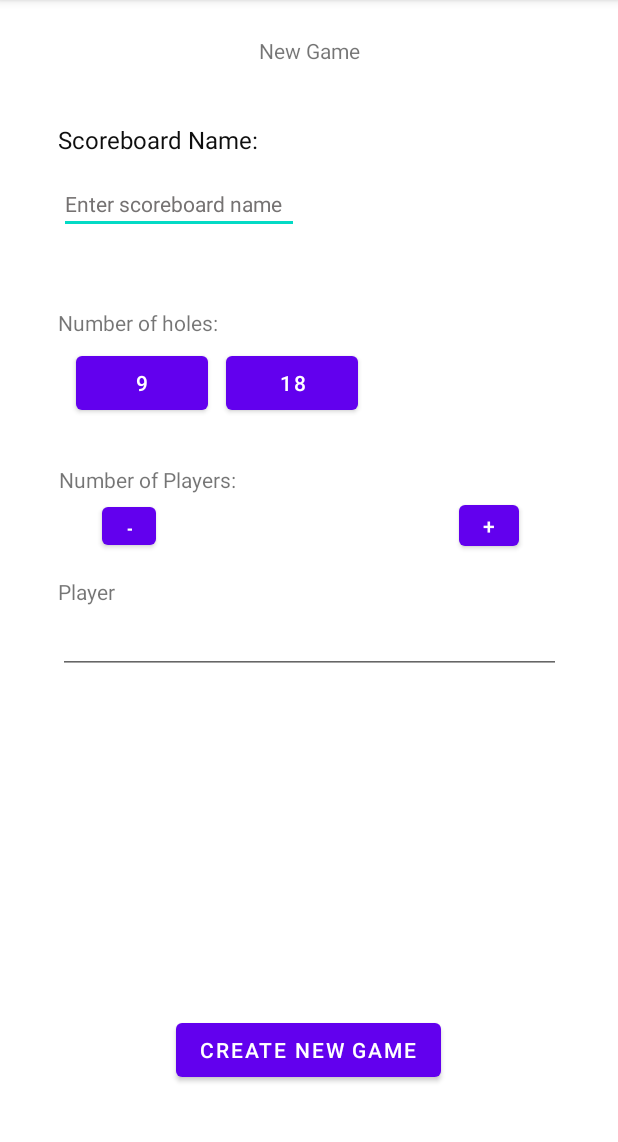
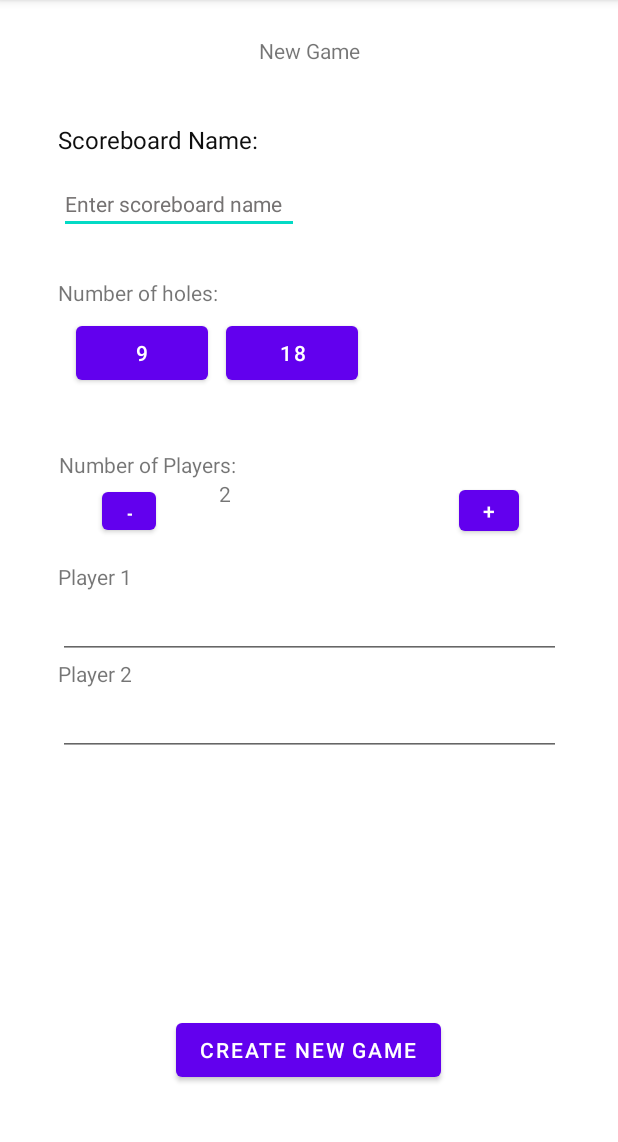
Before and after one commit to CMSC-475/mini-golf-app, an Android app: the NewGameActivity screen opened directly, with no data from a screen before it, on a phone screen of 412 x 824 dp, the part 84-1226 px from its top. Run offline under Robolectric (Android 15) with nearby library versions, the phone set to English and light mode, and no system bars.

Commit message:
fix newgameactivity

```diff
--- a/project/app/src/main/java/com/gooey_group/minigolfapp/NewGameActivity.java
+++ b/project/app/src/main/java/com/gooey_group/minigolfapp/NewGameActivity.java
@@ -10,7 +10,6 @@ import android.widget.EditText;
 import android.widget.TextView;
 
 public class NewGameActivity extends AppCompatActivity {
-//    Game newGame;
     int numPlayers, numHoles;
     String boardName;
     TextView display;
@@ -20,7 +19,7 @@ public class NewGameActivity extends AppCompatActivity {
         super.onCreate(savedInstanceState);
         setContentView(R.layout.activity_new_game);
 
-        numPlayers = 4;
+        numPlayers = 2;
         Button plus = (Button) findViewById(R.id.addbtn);
         Button minus = (Button) findViewById(R.id.minusbtn);
         display = (TextView) findViewById(R.id.playertxt);
@@ -28,7 +27,7 @@ public class NewGameActivity extends AppCompatActivity {
 
         boardName = name.getText().toString();
 
-        //display.setText(numPlayers); //u need to use integer.tostring for numbers
+        display.setText(Integer.toString(numPlayers)); //u need to use integer.tostring for numbers
 
 
         /*
@@ -67,14 +66,16 @@ public class NewGameActivity extends AppCompatActivity {
             @Override
             public void onClick(View view) {
                 if(numPlayers == 0){
-                    display.setText(numPlayers);
+                    display.setText(Integer.toString(numPlayers));
                 }//end if
                 else{
                     numPlayers = numPlayers - 1;
-                    display.setText(numPlayers);
+                    display.setText(Integer.toString(numPlayers));
                 }
             }
         });
+
+        Game dummyGame = new Game(boardName, numPlayers, numHoles);
 
 
         //BUTTON for Creating the game
@@ -83,6 +84,7 @@ public class NewGameActivity extends AppCompatActivity {
             @Override
             public void onClick(View view) {
                 Intent intent = new Intent(NewGameActivity.this, ScoreboardActivity.class);
+                intent.putExtra("GameInfo", dummyGame);
                 startActivity(intent);
             }
         });
--- a/project/app/src/main/res/layout/activity_new_game.xml
+++ b/project/app/src/main/res/layout/activity_new_game.xml
@@ -17,12 +17,11 @@
         app:layout_constraintTop_toBottomOf="@+id/textView" />
 
 
-
     <View
         android:id="@+id/holesView"
         android:layout_width="360dp"
         android:layout_height="90dp"
-        android:layout_marginTop="32dp"
+        android:layout_marginTop="12dp"
         app:layout_constraintEnd_toEndOf="parent"
         app:layout_constraintHorizontal_bias="0.515"
         app:layout_constraintStart_toStartOf="parent"
@@ -170,7 +169,9 @@
         android:layout_marginBottom="4dp"
         android:text="18"
         app:layout_constraintBottom_toBottomOf="@+id/holesView"
-        app:layout_constraintStart_toEndOf="@+id/nineHoleBtn" />
+        app:layout_constraintStart_toEndOf="@+id/nineHoleBtn"
+        app:layout_constraintTop_toBottomOf="@+id/numofHoles"
+        app:layout_constraintVertical_bias="1.0" />
 
     <LinearLayout
         android:layout_width="335dp"
@@ -184,7 +185,16 @@
         <TextView
             android:layout_width="match_parent"
             android:layout_height="wrap_content"
-            android:text="Player " />
+            android:text="Player 1" />
+        <EditText
+            android:layout_width="match_parent"
+            android:layout_height="wrap_content"
+            android:text=" " />
+
+        <TextView
+            android:layout_width="match_parent"
+            android:layout_height="wrap_content"
+            android:text="Player 2" />
         <EditText
             android:layout_width="match_parent"
             android:layout_height="wrap_content"
```
